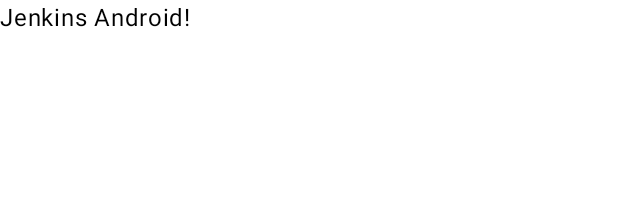
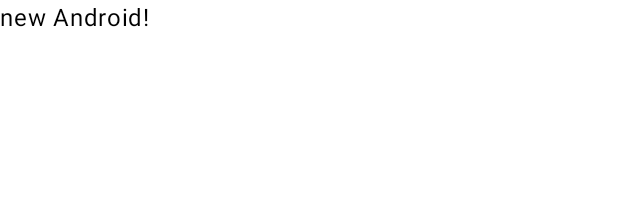
Before and after one commit to pranit-khot/ForTest, an Android app built with Jetpack Compose: the @Preview function GreetingPreview, on a phone screen of 412 x 824 dp. Shown: the top 198 px of the screen. Run offline under Robolectric (Android 15) with nearby library versions, the phone set to English and light mode, and no system bars.

Commit message:
test new jenkins

```diff
--- a/app/src/main/java/com/example/fortest/MainActivity.kt
+++ b/app/src/main/java/com/example/fortest/MainActivity.kt
@@ -33,7 +33,7 @@ class MainActivity : ComponentActivity() {
 @Composable
 fun Greeting(name: String, modifier: Modifier = Modifier) {
     Text(
-        text = "Jenkins $name!",
+        text = "new $name!",
         modifier = modifier
     )
 }
```
